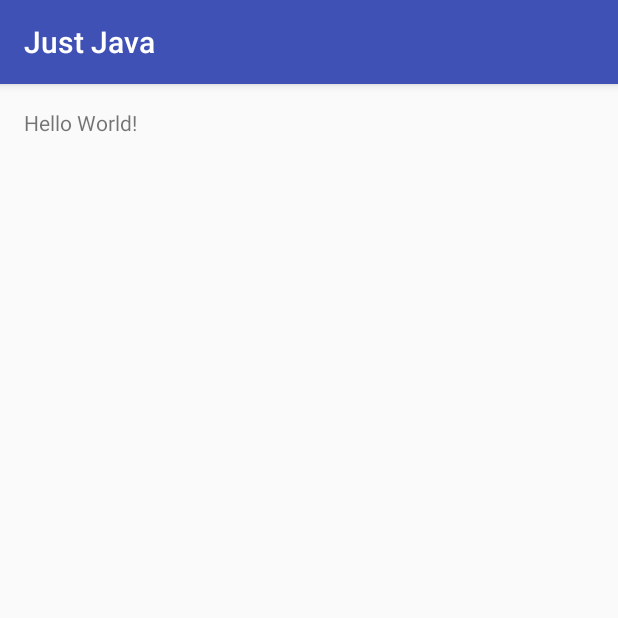
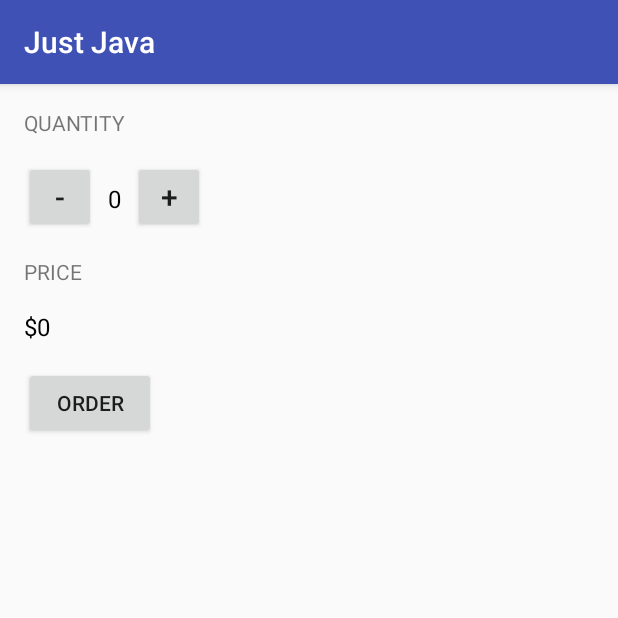
Before and after one commit to iamuhammadkhan/Android-Practice, an Android app: the screen it shows after launch (MainActivity), on a phone screen of 412 x 824 dp, the top half of it. Run offline under Robolectric (Android 15) with nearby library versions, the phone set to English and light mode, and no system bars.

Commit message:
Coffee Ordering App

```diff
--- a/JustJava/app/build.gradle
+++ b/JustJava/app/build.gradle
@@ -5,7 +5,7 @@ android {
     buildToolsVersion "24.0.2"
 
     defaultConfig {
-        applicationId "com.example.android.justjava"
+        applicationId "com.example.hpnotebookpc.justjava"
         minSdkVersion 15
         targetSdkVersion 24
         versionCode 1
--- a/JustJava/app/src/main/AndroidManifest.xml
+++ b/JustJava/app/src/main/AndroidManifest.xml
@@ -1,14 +1,14 @@
 <?xml version="1.0" encoding="utf-8"?>
 <manifest xmlns:android="http://schemas.android.com/apk/res/android"
-    package="com.example.android.justjava" >
+    package="com.example.hpnotebookpc.justjava">
 
     <application
         android:allowBackup="true"
         android:icon="@mipmap/ic_launcher"
         android:label="@string/app_name"
         android:supportsRtl="true"
-        android:theme="@style/AppTheme" >
-        <activity android:name=".MainActivity" >
+        android:theme="@style/AppTheme">
+        <activity android:name=".MainActivity">
             <intent-filter>
                 <action android:name="android.intent.action.MAIN" />
 
--- a/JustJava/app/src/main/res/layout/activity_main.xml
+++ b/JustJava/app/src/main/res/layout/activity_main.xml
@@ -1,17 +1,75 @@
 <?xml version="1.0" encoding="utf-8"?>
-<RelativeLayout
-    xmlns:android="http://schemas.android.com/apk/res/android"
+<LinearLayout xmlns:android="http://schemas.android.com/apk/res/android"
     xmlns:tools="http://schemas.android.com/tools"
     android:layout_width="match_parent"
     android:layout_height="match_parent"
+    android:paddingBottom="@dimen/activity_vertical_margin"
     android:paddingLeft="@dimen/activity_horizontal_margin"
     android:paddingRight="@dimen/activity_horizontal_margin"
     android:paddingTop="@dimen/activity_vertical_margin"
-    android:paddingBottom="@dimen/activity_vertical_margin"
-    tools:context="com.example.android.justjava.MainActivity">
+    android:orientation="vertical"
+    tools:context="com.example.hpnotebookpc.justjava.MainActivity">
 
     <TextView
-        android:text="Hello World!"
         android:layout_width="wrap_content"
-        android:layout_height="wrap_content" />
-</RelativeLayout>
+        android:layout_height="wrap_content"
+        android:layout_marginBottom="16dp"
+        android:text="Quantity"
+        android:textAllCaps="true" />
+
+    <LinearLayout
+
+        android:layout_width="wrap_content"
+        android:layout_height="wrap_content"
+        android:orientation="horizontal">
+
+        <Button
+            android:layout_width="48dp"
+            android:layout_height="48dp"
+            android:text="-"
+            android:textSize="20sp"
+            android:onClick="decrement" />
+
+        <TextView
+            android:id="@+id/quantity_text_view"
+            android:layout_width="wrap_content"
+            android:layout_height="wrap_content"
+            android:layout_marginRight="8dp"
+            android:layout_marginLeft="8dp"
+            android:text="0"
+            android:textSize="16sp"
+            android:textColor="@android:color/black" />
+
+        <Button
+            android:layout_width="48dp"
+            android:layout_height="48dp"
+            android:text="+"
+            android:textSize="20sp"
+            android:onClick="increment" />
+
+    </LinearLayout>
+
+    <TextView
+        android:layout_width="wrap_content"
+        android:layout_height="wrap_content"
+        android:layout_marginTop="16dp"
+        android:text="Price"
+        android:textAllCaps="true" />
+
+    <TextView
+        android:id="@+id/price_text_view"
+        android:layout_width="wrap_content"
+        android:layout_height="wrap_content"
+        android:layout_marginTop="16dp"
+        android:text="$0"
+        android:textSize="16sp"
+        android:textColor="@android:color/black" />
+
+    <Button
+        android:layout_width="wrap_content"
+        android:layout_height="wrap_content"
+        android:layout_marginTop="16dp"
+        android:text="Order"
+        android:onClick="submitOrder"/>
+
+</LinearLayout>
```
Also changed, not shown: JustJava/app/src/main/java/com/example/android/justjava/MainActivity.java (deleted, +0 -13 lines), JustJava/app/src/main/java/com/example/hpnotebookpc/justjava/MainActivity.java (added, +78 -0 lines), JustJava/gradle/wrapper/gradle-wrapper.properties, 4 other files.
